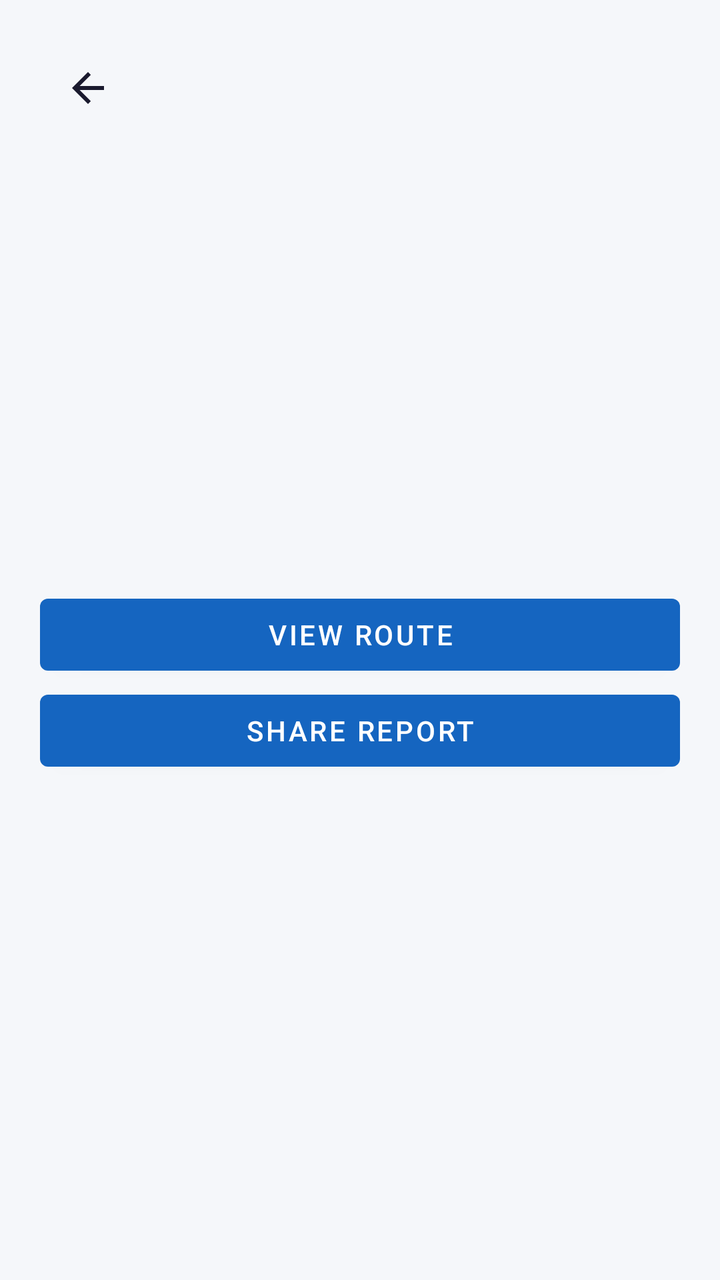
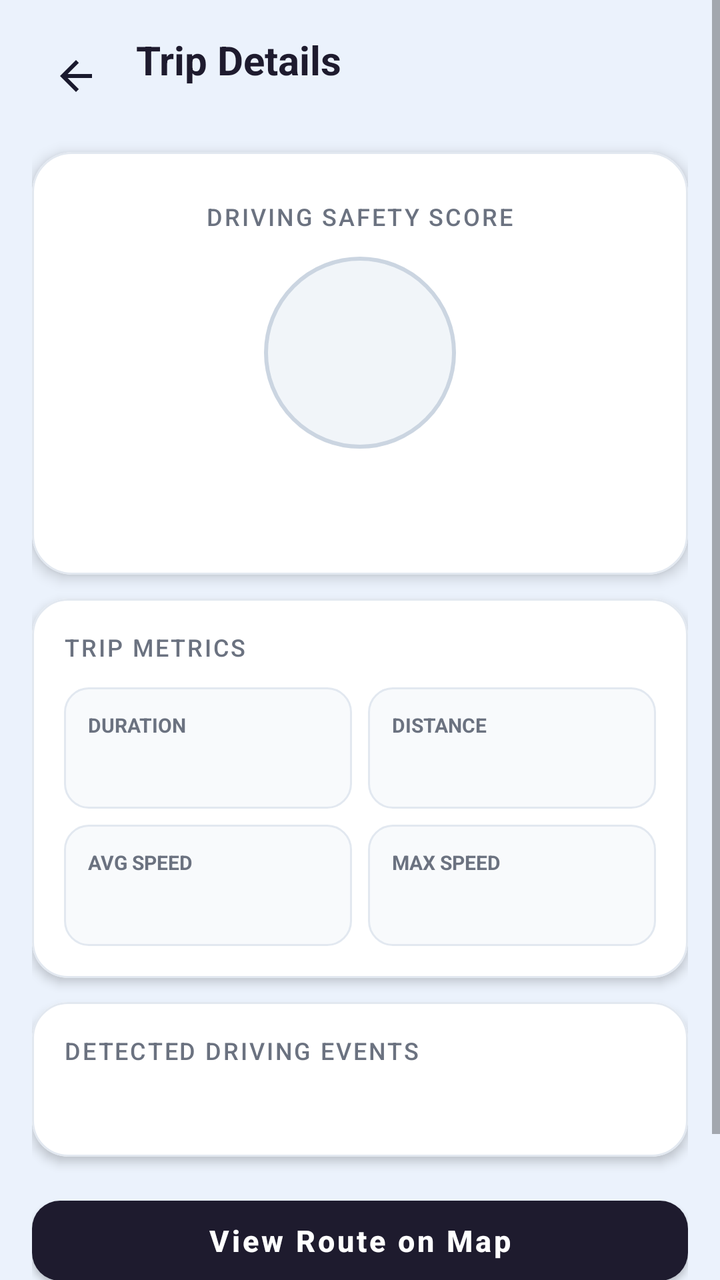

An Android layout rendered at two revisions. The XML below is the earlier revision; the diff shows what the commit changed to produce the second picture.
<!-- AndroidManifest.xml: application theme AppTheme -->
<!-- res/layout/activity_trip_detail.xml -->
<?xml version="1.0" encoding="utf-8"?>
<ScrollView xmlns:android="http://schemas.android.com/apk/res/android" android:layout_width="match_parent" android:layout_height="match_parent">
<LinearLayout android:layout_width="match_parent" android:layout_height="wrap_content" android:orientation="vertical" android:padding="20dp">
    <ImageButton android:id="@+id/btn_back" android:layout_width="48dp" android:layout_height="48dp" android:layout_gravity="top|start" android:background="?attr/selectableItemBackgroundBorderless" android:contentDescription="Back" android:src="@drawable/ic_back"/>
    <TextView android:id="@+id/tv_score" android:layout_width="wrap_content" android:layout_height="wrap_content" android:textSize="48sp" android:textStyle="bold"/>
    <TextView android:id="@+id/tv_rating" android:layout_width="wrap_content" android:layout_height="wrap_content" android:textSize="20sp"/>
    <TextView android:id="@+id/tv_date" android:layout_width="wrap_content" android:layout_height="wrap_content"/>
    <TextView android:id="@+id/tv_duration" android:layout_width="wrap_content" android:layout_height="wrap_content"/>
    <TextView android:id="@+id/tv_distance" android:layout_width="wrap_content" android:layout_height="wrap_content"/>
    <TextView android:id="@+id/tv_avg_speed" android:layout_width="wrap_content" android:layout_height="wrap_content"/>
    <TextView android:id="@+id/tv_max_speed" android:layout_width="wrap_content" android:layout_height="wrap_content"/>
    <TextView android:id="@+id/tv_events" android:layout_width="match_parent" android:layout_height="wrap_content" android:layout_marginTop="20dp"/>
    <Button android:id="@+id/btn_view_map" android:layout_width="match_parent" android:layout_height="wrap_content" android:text="View Route"/>
    <Button android:id="@+id/btn_share" android:layout_width="match_parent" android:layout_height="wrap_content" android:text="@string/share_report"/>
</LinearLayout>
</ScrollView>
<!-- resources referenced by this layout -->
<resources>
  <!-- drawable ic_back (drawable) -->
  <vector xmlns:android="http://schemas.android.com/apk/res/android"
      android:width="24dp"
      android:height="24dp"
      android:viewportWidth="24"
      android:viewportHeight="24">
      <path
          android:fillColor="#1A1A2E"
          android:pathData="M20,11H7.83l5.59,-5.59L12,4l-8,8 8,8 1.41,-1.41L7.83,13H20v-2z"/>
  </vector>
  <string name="share_report">Share Report</string>
  <style name="AppTheme" parent="Theme.MaterialComponents.Light.NoActionBar">
          <item name="colorPrimary">@color/colorPrimary</item>
          <item name="colorPrimaryDark">@color/colorPrimaryDark</item>
          <item name="colorAccent">@color/colorAccent</item>
          <item name="android:windowBackground">@color/colorBackground</item>
          <item name="android:statusBarColor">@color/colorPrimaryDark</item>
      </style>
  <color name="colorPrimary">#1565C0</color>
  <color name="colorPrimaryDark">#0D47A1</color>
  <color name="colorAccent">#00ACC1</color>
  <color name="colorBackground">#F5F7FA</color>
</resources>

<!-- the commit's change to res/layout/activity_trip_detail.xml (unified diff, before → after) -->
@@ -1,16 +1,331 @@
 <?xml version="1.0" encoding="utf-8"?>
-<ScrollView xmlns:android="http://schemas.android.com/apk/res/android" android:layout_width="match_parent" android:layout_height="match_parent">
-<LinearLayout android:layout_width="match_parent" android:layout_height="wrap_content" android:orientation="vertical" android:padding="20dp">
-    <ImageButton android:id="@+id/btn_back" android:layout_width="48dp" android:layout_height="48dp" android:layout_gravity="top|start" android:background="?attr/selectableItemBackgroundBorderless" android:contentDescription="Back" android:src="@drawable/ic_back"/>
-    <TextView android:id="@+id/tv_score" android:layout_width="wrap_content" android:layout_height="wrap_content" android:textSize="48sp" android:textStyle="bold"/>
-    <TextView android:id="@+id/tv_rating" android:layout_width="wrap_content" android:layout_height="wrap_content" android:textSize="20sp"/>
-    <TextView android:id="@+id/tv_date" android:layout_width="wrap_content" android:layout_height="wrap_content"/>
-    <TextView android:id="@+id/tv_duration" android:layout_width="wrap_content" android:layout_height="wrap_content"/>
-    <TextView android:id="@+id/tv_distance" android:layout_width="wrap_content" android:layout_height="wrap_content"/>
-    <TextView android:id="@+id/tv_avg_speed" android:layout_width="wrap_content" android:layout_height="wrap_content"/>
-    <TextView android:id="@+id/tv_max_speed" android:layout_width="wrap_content" android:layout_height="wrap_content"/>
-    <TextView android:id="@+id/tv_events" android:layout_width="match_parent" android:layout_height="wrap_content" android:layout_marginTop="20dp"/>
-    <Button android:id="@+id/btn_view_map" android:layout_width="match_parent" android:layout_height="wrap_content" android:text="View Route"/>
-    <Button android:id="@+id/btn_share" android:layout_width="match_parent" android:layout_height="wrap_content" android:text="@string/share_report"/>
-</LinearLayout>
+<ScrollView xmlns:android="http://schemas.android.com/apk/res/android"
+    xmlns:app="http://schemas.android.com/apk/res-auto"
+    android:layout_width="match_parent"
+    android:layout_height="match_parent"
+    android:background="@color/colorBackground"
+    android:fillViewport="true">
+
+    <LinearLayout
+        android:layout_width="match_parent"
+        android:layout_height="wrap_content"
+        android:orientation="vertical"
+        android:padding="16dp">
+
+        
+        <LinearLayout
+            android:layout_width="match_parent"
+            android:layout_height="wrap_content"
+            android:gravity="center_vertical"
+            android:orientation="horizontal">
+
+            <ImageButton
+                android:id="@+id/btn_back"
+                android:layout_width="44dp"
+                android:layout_height="44dp"
+                android:background="?attr/selectableItemBackgroundBorderless"
+                android:contentDescription="Back"
+                android:src="@drawable/ic_back" />
+
+            <LinearLayout
+                android:layout_width="0dp"
+                android:layout_height="wrap_content"
+                android:layout_marginStart="8dp"
+                android:layout_weight="1"
+                android:orientation="vertical">
+
+                <TextView
+                    android:layout_width="wrap_content"
+                    android:layout_height="wrap_content"
+                    android:text="Trip Details"
+                    android:textColor="@color/colorTextPrimary"
+                    android:textSize="20sp"
+                    android:textStyle="bold" />
+
+                <TextView
+                    android:id="@+id/tv_date"
+                    android:layout_width="wrap_content"
+                    android:layout_height="wrap_content"
+                    android:textColor="@color/colorTextSecondary"
+                    android:textSize="12sp" />
+            </LinearLayout>
+        </LinearLayout>
+
+        
+        <com.google.android.material.card.MaterialCardView
+            android:layout_width="match_parent"
+            android:layout_height="wrap_content"
+            android:layout_marginTop="16dp"
+            app:cardBackgroundColor="@color/colorSurface"
+            app:cardCornerRadius="20dp"
+            app:cardElevation="4dp"
+            app:strokeColor="#E2E8F0"
+            app:strokeWidth="1dp">
+
+            <LinearLayout
+                android:layout_width="match_parent"
+                android:layout_height="wrap_content"
+                android:gravity="center"
+                android:orientation="vertical"
+                android:padding="24dp">
+
+                <TextView
+                    style="@style/DriveSenseSectionHeader"
+                    android:layout_width="wrap_content"
+                    android:layout_height="wrap_content"
+                    android:text="DRIVING SAFETY SCORE"
+                    android:textColor="@color/colorTextSecondary" />
+
+                
+                <RelativeLayout
+                    android:layout_width="96dp"
+                    android:layout_height="96dp"
+                    android:layout_marginTop="12dp"
+                    android:background="@drawable/bg_score_badge">
+
+                    <TextView
+                        android:id="@+id/tv_score"
+                        android:layout_width="wrap_content"
+                        android:layout_height="wrap_content"
+                        android:layout_centerInParent="true"
+                        android:textColor="@color/colorScoreExcellent"
+                        android:textSize="40sp"
+                        android:textStyle="bold" />
+                </RelativeLayout>
+
+                
+                <TextView
+                    android:id="@+id/tv_rating"
+                    android:layout_width="wrap_content"
+                    android:layout_height="wrap_content"
+                    android:layout_marginTop="12dp"
+                    android:textColor="@color/colorTextPrimary"
+                    android:textSize="20sp"
+                    android:textStyle="bold" />
+            </LinearLayout>
+        </com.google.android.material.card.MaterialCardView>
+
+        
+        <com.google.android.material.card.MaterialCardView
+            android:layout_width="match_parent"
+            android:layout_height="wrap_content"
+            android:layout_marginTop="12dp"
+            app:cardBackgroundColor="@color/colorSurface"
+            app:cardCornerRadius="18dp"
+            app:cardElevation="3dp"
+            app:strokeColor="#E2E8F0"
+            app:strokeWidth="1dp">
+
+            <LinearLayout
+                android:layout_width="match_parent"
+                android:layout_height="wrap_content"
+                android:orientation="vertical"
+                android:padding="16dp">
+
+                <TextView
+                    style="@style/DriveSenseSectionHeader"
+                    android:layout_width="wrap_content"
+                    android:layout_height="wrap_content"
+                    android:text="TRIP METRICS"
+                    android:textColor="@color/colorTextSecondary" />
+
+                <LinearLayout
+                    android:layout_width="match_parent"
+                    android:layout_height="wrap_content"
+                    android:layout_marginTop="12dp"
+                    android:baselineAligned="false"
+                    android:orientation="horizontal">
+
+                    
+                    <LinearLayout
+                        android:layout_width="0dp"
+                        android:layout_height="wrap_content"
+                        android:layout_weight="1"
+                        android:background="@drawable/bg_event_card"
+                        android:orientation="vertical"
+                        android:padding="12dp">
+
+                        <TextView
+                            android:layout_width="wrap_content"
+                            android:layout_height="wrap_content"
+                            android:text="DURATION"
+                            android:textColor="@color/colorTextSecondary"
+                            android:textSize="10sp"
+                            android:textStyle="bold" />
+
+                        <TextView
+                            android:id="@+id/tv_duration"
+                            android:layout_width="wrap_content"
+                            android:layout_height="wrap_content"
+                            android:layout_marginTop="4dp"
+                            android:textColor="@color/colorTextPrimary"
+                            android:textSize="14sp"
+                            android:textStyle="bold" />
+                    </LinearLayout>
+
+                    
+                    <LinearLayout
+                        android:layout_width="0dp"
+                        android:layout_height="wrap_content"
+                        android:layout_marginStart="8dp"
+                        android:layout_weight="1"
+                        android:background="@drawable/bg_event_card"
+                        android:orientation="vertical"
+                        android:padding="12dp">
+
+                        <TextView
+                            android:layout_width="wrap_content"
+                            android:layout_height="wrap_content"
+                            android:text="DISTANCE"
+                            android:textColor="@color/colorTextSecondary"
+                            android:textSize="10sp"
+                            android:textStyle="bold" />
+
+                        <TextView
+                            android:id="@+id/tv_distance"
+                            android:layout_width="wrap_content"
+                            android:layout_height="wrap_content"
+                            android:layout_marginTop="4dp"
+                            android:textColor="@color/colorTextPrimary"
+                            android:textSize="14sp"
+                            android:textStyle="bold" />
+                    </LinearLayout>
+                </LinearLayout>
+
+                <LinearLayout
+                    android:layout_width="match_parent"
+                    android:layout_height="wrap_content"
+                    android:layout_marginTop="8dp"
+                    android:baselineAligned="false"
+                    android:orientation="horizontal">
+
+                    
+                    <LinearLayout
+                        android:layout_width="0dp"
+                        android:layout_height="wrap_content"
+                        android:layout_weight="1"
+                        android:background="@drawable/bg_event_card"
+                        android:orientation="vertical"
+                        android:padding="12dp">
+
+                        <TextView
+                            android:layout_width="wrap_content"
+                            android:layout_height="wrap_content"
+                            android:text="AVG SPEED"
+                            android:textColor="@color/colorTextSecondary"
+                            android:textSize="10sp"
+                            android:textStyle="bold" />
+
+                        <TextView
+                            android:id="@+id/tv_avg_speed"
+                            android:layout_width="wrap_content"
+                            android:layout_height="wrap_content"
+                            android:layout_marginTop="4dp"
+                            android:textColor="@color/colorTextPrimary"
+                            android:textSize="14sp"
+                            android:textStyle="bold" />
+                    </LinearLayout>
+
+                    
+                    <LinearLayout
+                        android:layout_width="0dp"
+                        android:layout_height="wrap_content"
+                        android:layout_marginStart="8dp"
+                        android:layout_weight="1"
+                        android:background="@drawable/bg_event_card"
+                        android:orientation="vertical"
+                        android:padding="12dp">
+
+                        <TextView
+                            android:layout_width="wrap_content"
+                            android:layout_height="wrap_content"
+                            android:text="MAX SPEED"
+                            android:textColor="@color/colorTextSecondary"
+                            android:textSize="10sp"
+                            android:textStyle="bold" />
+
+                        <TextView
+                            android:id="@+id/tv_max_speed"
+                            android:layout_width="wrap_content"
+                            android:layout_height="wrap_content"
+                            android:layout_marginTop="4dp"
+                            android:textColor="@color/colorTextPrimary"
+                            android:textSize="14sp"
+                            android:textStyle="bold" />
+                    </LinearLayout>
+                </LinearLayout>
+            </LinearLayout>
+        </com.google.android.material.card.MaterialCardView>
+
+        
+        <com.google.android.material.card.MaterialCardView
+            android:layout_width="match_parent"
+            android:layout_height="wrap_content"
+            android:layout_marginTop="12dp"
+            app:cardBackgroundColor="@color/colorSurface"
+            app:cardCornerRadius="18dp"
+            app:cardElevation="3dp"
+            app:strokeColor="#E2E8F0"
+            app:strokeWidth="1dp">
+
+            <LinearLayout
+                android:layout_width="match_parent"
+                android:layout_height="wrap_content"
+                android:orientation="vertical"
+                android:padding="16dp">
+
+                <TextView
+                    style="@style/DriveSenseSectionHeader"
+                    android:layout_width="wrap_content"
+                    android:layout_height="wrap_content"
+                    android:text="DETECTED DRIVING EVENTS"
+                    android:textColor="@color/colorTextSecondary" />
+
+                <TextView
+                    android:id="@+id/tv_events"
+                    android:layout_width="match_parent"
+                    android:layout_height="wrap_content"
+                    android:layout_marginTop="10dp"
+                    android:lineSpacingExtra="4dp"
+                    android:textColor="@color/colorTextPrimary"
+                    android:textSize="14sp" />
+            </LinearLayout>
+        </com.google.android.material.card.MaterialCardView>
+
+        
+        <LinearLayout
+            android:layout_width="match_parent"
+            android:layout_height="wrap_content"
+            android:layout_marginTop="16dp"
+            android:orientation="vertical">
+
+            <com.google.android.material.button.MaterialButton
+                android:id="@+id/btn_view_map"
+                android:layout_width="match_parent"
+                android:layout_height="52dp"
+                android:text="View Route on Map"
+                android:textAllCaps="false"
+                android:textColor="@color/colorSurface"
+                android:textSize="15sp"
+                android:textStyle="bold"
+                app:backgroundTint="@color/colorPrimary"
+                app:cornerRadius="14dp"
+                app:elevation="2dp" />
+
+            <com.google.android.material.button.MaterialButton
+                android:id="@+id/btn_share"
+                style="@style/Widget.MaterialComponents.Button.OutlinedButton"
+                android:layout_width="match_parent"
+                android:layout_height="52dp"
+                android:layout_marginTop="8dp"
+                android:text="@string/share_report"
+                android:textAllCaps="false"
+                android:textColor="@color/colorPrimary"
+                android:textSize="15sp"
+                app:cornerRadius="14dp"
+                app:strokeColor="@color/colorPrimary"
+                app:strokeWidth="1dp" />
+        </LinearLayout>
+
+    </LinearLayout>
 </ScrollView>
<!-- resource entries referenced after the edit -->
@@ -11,16 +11,47 @@
           android:pathData="M20,11H7.83l5.59,-5.59L12,4l-8,8 8,8 1.41,-1.41L7.83,13H20v-2z"/>
   </vector>
   <string name="share_report">Share Report</string>
+  <style name="DriveSenseSectionHeader">
+          <item name="android:textSize">12sp</item>
+          <item name="android:textColor">@color/colorTextSecondary</item>
+          <item name="android:letterSpacing">0.08</item>
+          <item name="android:textAllCaps">true</item>
+          <item name="android:fontFamily">sans-serif-medium</item>
+      </style>
   <style name="AppTheme" parent="Theme.MaterialComponents.Light.NoActionBar">
           <item name="colorPrimary">@color/colorPrimary</item>
           <item name="colorPrimaryDark">@color/colorPrimaryDark</item>
           <item name="colorAccent">@color/colorAccent</item>
           <item name="android:windowBackground">@color/colorBackground</item>
-          <item name="android:statusBarColor">@color/colorPrimaryDark</item>
+          <item name="android:statusBarColor">@color/colorBackground</item>
+          <item name="android:windowLightStatusBar">true</item>
       </style>
-  <color name="colorPrimary">#1565C0</color>
-  <color name="colorPrimaryDark">#0D47A1</color>
-  <color name="colorAccent">#00ACC1</color>
-  <color name="colorBackground">#F5F7FA</color>
+  <color name="colorPrimary">#1E1B2E</color>
+  <color name="colorScoreExcellent">#10B981</color>
+  <color name="colorSurface">#FFFFFF</color>
+  <color name="colorTextPrimary">#1E1B2E</color>
+  <color name="colorTextSecondary">#6B7280</color>
+  <!-- drawable bg_event_card (drawable) -->
+  <?xml version="1.0" encoding="utf-8"?>
+  <shape xmlns:android="http://schemas.android.com/apk/res/android"
+      android:shape="rectangle">
+      <solid android:color="#F8FAFC" />
+      <corners android:radius="12dp" />
+      <stroke
+          android:width="1dp"
+          android:color="#E2E8F0" />
+  </shape>
+  <!-- drawable bg_score_badge (drawable) -->
+  <?xml version="1.0" encoding="utf-8"?>
+  <shape xmlns:android="http://schemas.android.com/apk/res/android"
+      android:shape="oval">
+      <solid android:color="#F1F5F9" />
+      <stroke
+          android:width="2dp"
+          android:color="#CBD5E1" />
+  </shape>
+  <color name="colorPrimaryDark">#141122</color>
+  <color name="colorAccent">#8B5CF6</color>
+  <color name="colorBackground">#EBF2FC</color>
 </resources>
 
